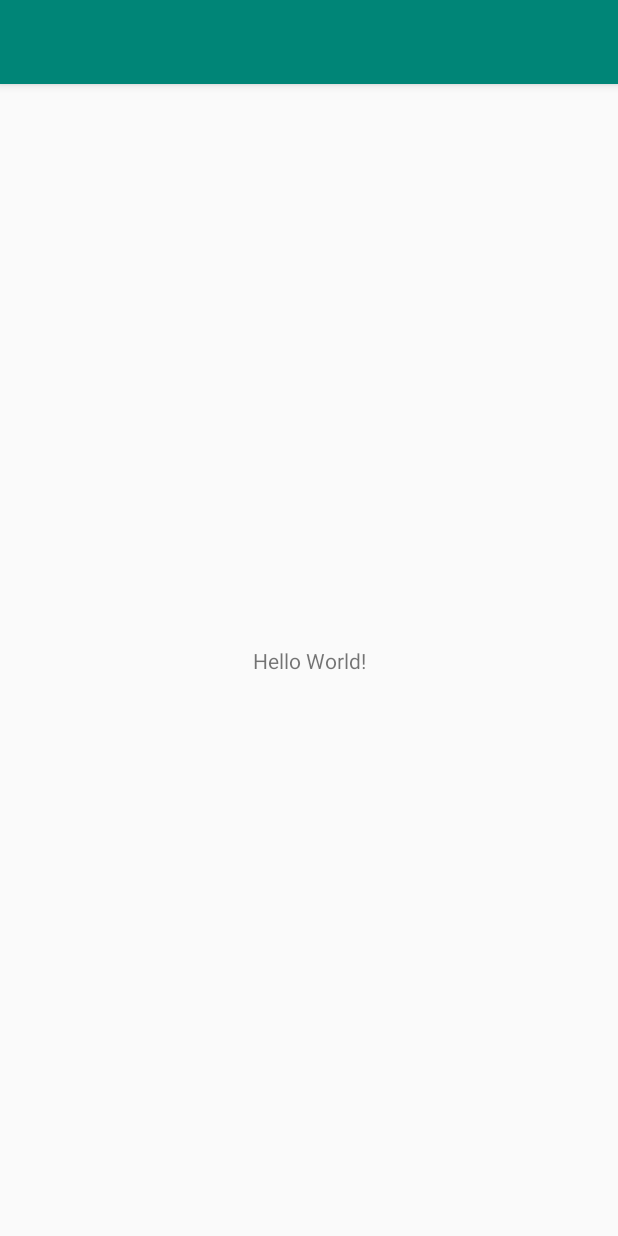
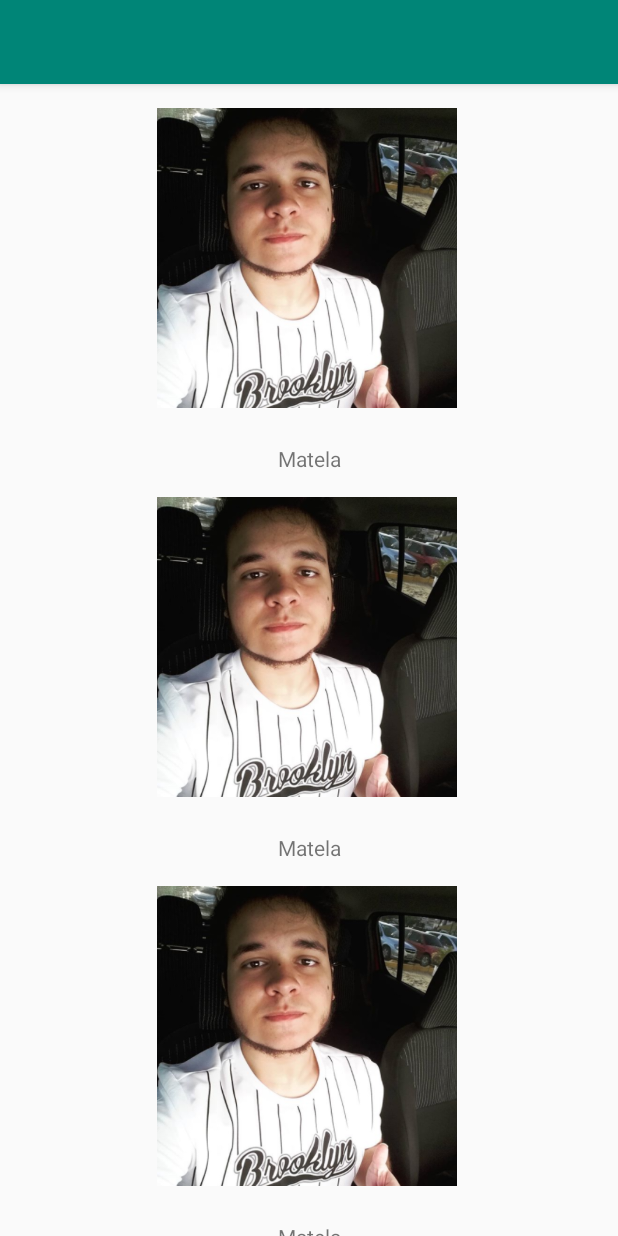
Before and after one commit to matheustimbo/celebrities, an Android app: the screen it shows after launch (MainActivity), on a phone screen of 412 x 824 dp. Run offline under Robolectric (Android 15) with nearby library versions, the phone set to English and light mode, and no system bars.

Commit message:
Adding celebrities list and celebritydetails screen

```diff
--- a/android/app/build.gradle
+++ b/android/app/build.gradle
@@ -29,7 +29,10 @@ dependencies {
     implementation 'androidx.appcompat:appcompat:1.0.2'
     implementation 'androidx.core:core-ktx:1.0.2'
     implementation 'androidx.constraintlayout:constraintlayout:1.1.3'
+    implementation "org.jetbrains.anko:anko:0.10.8"
     testImplementation 'junit:junit:4.12'
     androidTestImplementation 'androidx.test:runner:1.1.1'
     androidTestImplementation 'androidx.test.espresso:espresso-core:3.1.1'
+    implementation 'androidx.recyclerview:recyclerview:1.0.0'
+
 }
--- a/android/app/src/main/AndroidManifest.xml
+++ b/android/app/src/main/AndroidManifest.xml
@@ -19,6 +19,7 @@
         <activity android:name=".MainActivity">
 
         </activity>
+        <activity android:name=".DetailsActivity"/>
     </application>
 
 </manifest>
--- /dev/null
+++ b/android/app/src/main/java/com/example/celebrities/CelebritiesAdapter.kt
@@ -0,0 +1,47 @@
+package com.example.celebrities
+
+import android.service.autofill.OnClickAction
+import android.text.Layout
+import android.view.LayoutInflater
+import android.view.View
+import android.view.ViewGroup
+import androidx.recyclerview.widget.RecyclerView
+import kotlinx.android.synthetic.main.celebrity_holder.view.*
+
+class CelebritiesAdapter(val onItemClicked: (celebrity: Celebrity) -> Unit): RecyclerView.Adapter<CelebritiesAdapter.CelebrityViewHolder>(){
+
+    private var celebritiesArray = mutableListOf<Celebrity>()
+
+    fun refresh(celebrities:MutableList<Celebrity>){
+        celebritiesArray = celebrities
+        notifyDataSetChanged()
+    }
+
+
+    override fun onCreateViewHolder(parent: ViewGroup, viewType: Int): CelebrityViewHolder {
+        val view = LayoutInflater.from(parent.context).inflate(R.layout.celebrity_holder, parent, false)
+        return CelebrityViewHolder(view)
+    }
+
+    override fun getItemCount(): Int {
+        return celebritiesArray.size
+    }
+
+    override fun onBindViewHolder(holder: CelebrityViewHolder, position: Int) {
+
+        if(position >=0 && position <celebritiesArray.size){
+
+            holder.itemView.textView.text = celebritiesArray[position].nome
+            holder.itemView.imageView.setImageResource(celebritiesArray[position].foto)
+            holder.itemView.setOnClickListener{
+                onItemClicked(celebritiesArray[position])
+            }
+
+        }
+
+    }
+
+    class CelebrityViewHolder(view:View): RecyclerView.ViewHolder(view){
+
+    }
+}
--- /dev/null
+++ b/android/app/src/main/java/com/example/celebrities/Celebrity.kt
@@ -0,0 +1,7 @@
+package com.example.celebrities
+
+data class Celebrity(
+    val nome:String,
+    val foto:Int,
+    val fato:String
+)
--- /dev/null
+++ b/android/app/src/main/java/com/example/celebrities/DetailsActivity.kt
@@ -0,0 +1,13 @@
+package com.example.celebrities
+
+import android.app.Activity
+import android.os.Bundle
+
+class DetailsActivity: Activity() {
+    override fun onCreate(savedInstanceState: Bundle?) {
+        super.onCreate(savedInstanceState)
+        setContentView(R.layout.activity_details)
+    }
+
+
+}
--- a/android/app/src/main/java/com/example/celebrities/MainActivity.kt
+++ b/android/app/src/main/java/com/example/celebrities/MainActivity.kt
@@ -2,11 +2,34 @@ package com.example.celebrities
 
 import androidx.appcompat.app.AppCompatActivity
 import android.os.Bundle
+import androidx.recyclerview.widget.LinearLayoutManager
+import kotlinx.android.synthetic.main.activity_main.*
+import org.jetbrains.anko.startActivity
 
 class MainActivity : AppCompatActivity() {
+
+    lateinit var celebritiesAdapter: CelebritiesAdapter
 
     override fun onCreate(savedInstanceState: Bundle?) {
         super.onCreate(savedInstanceState)
         setContentView(R.layout.activity_main)
+        celebritiesAdapter = CelebritiesAdapter(
+            onItemClicked = {
+                startActivity<DetailsActivity>()
+            }
+        )
+        celebritiesList.layoutManager = LinearLayoutManager(this)
+        celebritiesList.adapter = celebritiesAdapter
+
+        var celebrities = mutableListOf<Celebrity>(
+            Celebrity("Matela", R.drawable.matela, "Fala dev"),
+            Celebrity("Matela", R.drawable.matela, "Fala dev"),
+            Celebrity("Matela", R.drawable.matela, "Fala dev"),
+            Celebrity("Matela", R.drawable.matela, "Fala dev")
+        )
+
+        celebritiesAdapter.refresh(
+            celebrities
+        )
     }
 }
--- /dev/null
+++ b/android/app/src/main/res/layout/activity_details.xml
@@ -0,0 +1,6 @@
+<?xml version="1.0" encoding="utf-8"?>
+<LinearLayout xmlns:android="http://schemas.android.com/apk/res/android"
+    android:orientation="vertical" android:layout_width="match_parent"
+    android:layout_height="match_parent">
+
+</LinearLayout>
--- a/android/app/src/main/res/layout/activity_main.xml
+++ b/android/app/src/main/res/layout/activity_main.xml
@@ -4,15 +4,17 @@
     xmlns:tools="http://schemas.android.com/tools"
     android:layout_width="match_parent"
     android:layout_height="match_parent"
-    tools:context=".MainActivity">
+    tools:context=".MainActivity"
+    android:layout_gravity="center" >
 
-    <TextView
-        android:layout_width="wrap_content"
-        android:layout_height="wrap_content"
-        android:text="Hello World!"
+    <androidx.recyclerview.widget.RecyclerView
+        android:id="@+id/celebritiesList"
+        android:layout_width="0dp"
+        android:layout_height="0dp"
         app:layout_constraintBottom_toBottomOf="parent"
-        app:layout_constraintLeft_toLeftOf="parent"
-        app:layout_constraintRight_toRightOf="parent"
-        app:layout_constraintTop_toTopOf="parent" />
+        app:layout_constraintEnd_toEndOf="parent"
+        app:layout_constraintStart_toStartOf="parent"
+        app:layout_constraintTop_toTopOf="parent"
+        android:layout_gravity="center" />
 
 </androidx.constraintlayout.widget.ConstraintLayout>
--- /dev/null
+++ b/android/app/src/main/res/layout/celebrity_holder.xml
@@ -0,0 +1,33 @@
+<?xml version="1.0" encoding="utf-8"?>
+<androidx.constraintlayout.widget.ConstraintLayout xmlns:android="http://schemas.android.com/apk/res/android"
+    xmlns:app="http://schemas.android.com/apk/res-auto"
+    android:layout_width="match_parent"
+    android:layout_height="wrap_content"
+    xmlns:tools="http://schemas.android.com/tools"
+    android:orientation="vertical"
+    android:background="?attr/selectableItemBackground">
+
+    <ImageView
+        android:id="@+id/imageView"
+        android:layout_width="200dp"
+        android:layout_height="200dp"
+        android:layout_marginStart="16dp"
+        android:layout_marginTop="16dp"
+        android:layout_marginEnd="16dp"
+        app:layout_constraintEnd_toEndOf="parent"
+        app:layout_constraintHorizontal_bias="0.492"
+        app:layout_constraintStart_toStartOf="parent"
+        app:layout_constraintTop_toTopOf="parent"/>
+
+    <TextView
+        android:id="@+id/textView"
+        android:layout_width="wrap_content"
+        android:layout_height="wrap_content"
+        android:layout_marginStart="16dp"
+        android:layout_marginTop="24dp"
+        android:layout_marginEnd="16dp"
+        android:text="TextView"
+        app:layout_constraintEnd_toEndOf="parent"
+        app:layout_constraintStart_toStartOf="parent"
+        app:layout_constraintTop_toBottomOf="@+id/imageView" />
+</androidx.constraintlayout.widget.ConstraintLayout>
```
Also changed, not shown: android/app/src/main/res/drawable/matela.png (added).
